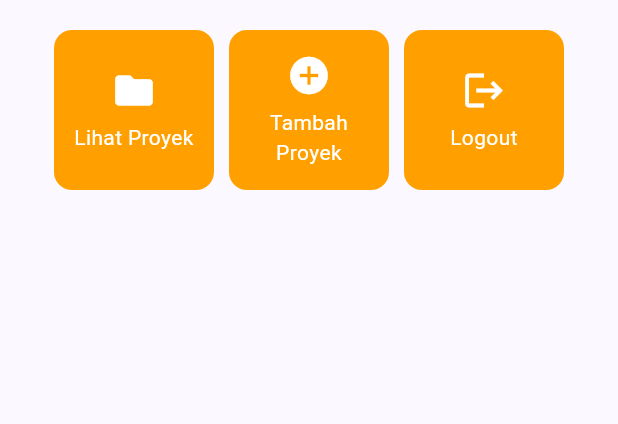
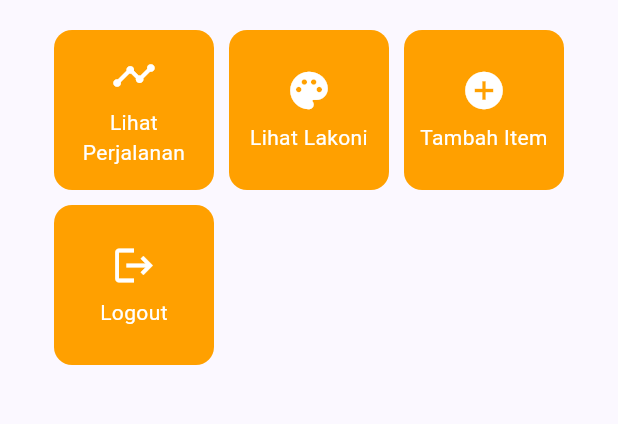
Before and after one commit to asmirandaghina/myportofolio_mobile, a Flutter app: the screen it shows after launch, on a phone screen of 412 x 824 dp, the part 357-781 px from its top. Run offline on Flutter 3.47's test engine with Material 3 defaults, Android fonts, the phone set to English and light mode, and no system bars.

Commit message:
feat: tambah atribut color pada ItemHomepage dan menu portofolio

```diff
--- a/lib/menu.dart
+++ b/lib/menu.dart
@@ -3,8 +3,9 @@ import 'package:flutter/material.dart';
 class ItemHomepage {
   final String name;
   final IconData icon;
+  final Color color;
 
-  ItemHomepage(this.name, this.icon);
+  ItemHomepage(this.name, this.icon, this.color);
 }
 
 class MyHomePage extends StatelessWidget {
@@ -15,9 +16,10 @@ class MyHomePage extends StatelessWidget {
   final String kelas = "PBP E";
 
   final List<ItemHomepage> items = [
-    ItemHomepage("Lihat Proyek", Icons.folder),
-    ItemHomepage("Tambah Proyek", Icons.add_circle),
-    ItemHomepage("Logout", Icons.logout),
+    ItemHomepage("Lihat Perjalanan", Icons.timeline, Colors.blue),
+    ItemHomepage("Lihat Lakoni", Icons.palette, Colors.green),
+    ItemHomepage("Tambah Item", Icons.add_circle, Colors.orange),
+    ItemHomepage("Logout", Icons.logout, Colors.red),
   ];
 
   @override
```
